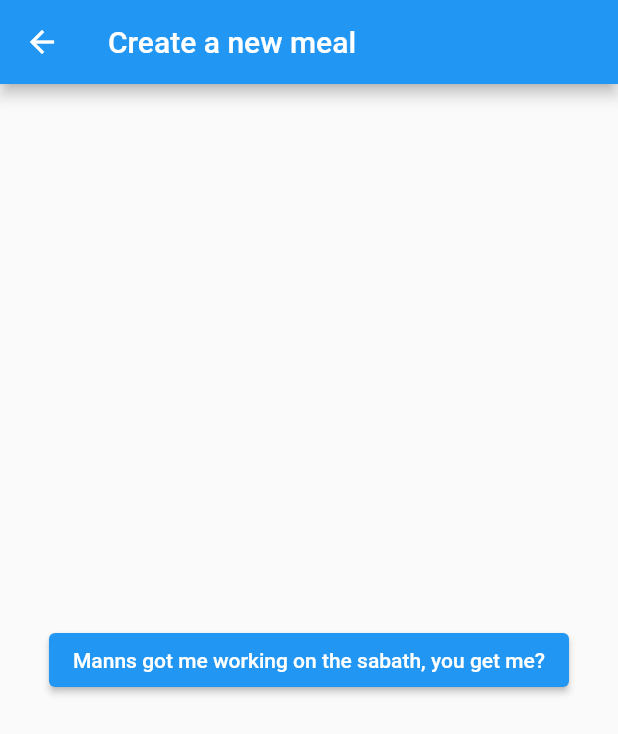
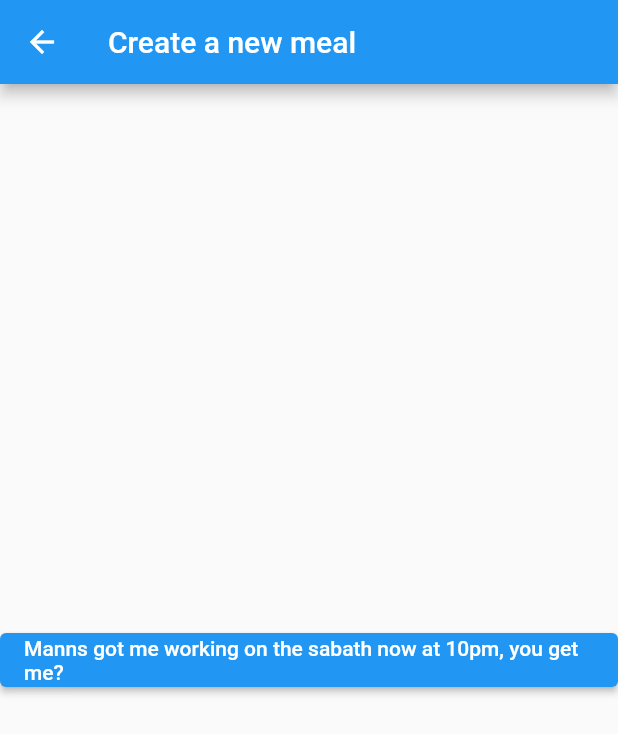
Before and after one commit to LaurenceM96/personal-nutrition-app, a Flutter app: the SecondRoute screen opened directly, on a phone screen of 412 x 824 dp. Shown: the top 734 px of the screen. Run offline on Flutter 3.47's test engine with Material 2 defaults, Android fonts, the phone set to English and light mode, and no system bars.

Commit message:
This is a commit test.

```diff
--- a/lib/main.dart
+++ b/lib/main.dart
@@ -288,7 +288,7 @@ class SecondRoute extends StatelessWidget {
           onPressed: () {
             Navigator.pop(context);
           },
-          child: Text('Manns got me working on the sabath, you get me?'),
+          child: Text('Manns got me working on the sabath now at 10pm, you get me?'),
         ),
       ),
     );
```
